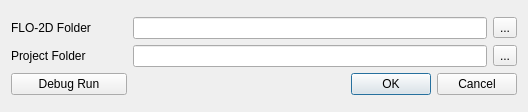
The window that flo2d/ui/flopro.ui (FLO-2DSoftware/qgis-flo-2d-plugin) describes before a commit, drawn with Qt 5.
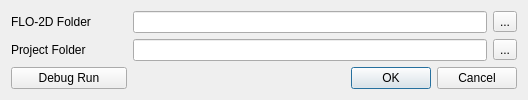
The same window after the commit.

Commit message: Revert unintentional changes

Patch:
```diff
--- a/flo2d/ui/flopro.ui
+++ b/flo2d/ui/flopro.ui
@@ -7,7 +7,7 @@
     <x>0</x>
     <y>0</y>
     <width>528</width>
-    <height>112</height>
+    <height>95</height>
    </rect>
   </property>
   <property name="minimumSize">
```
